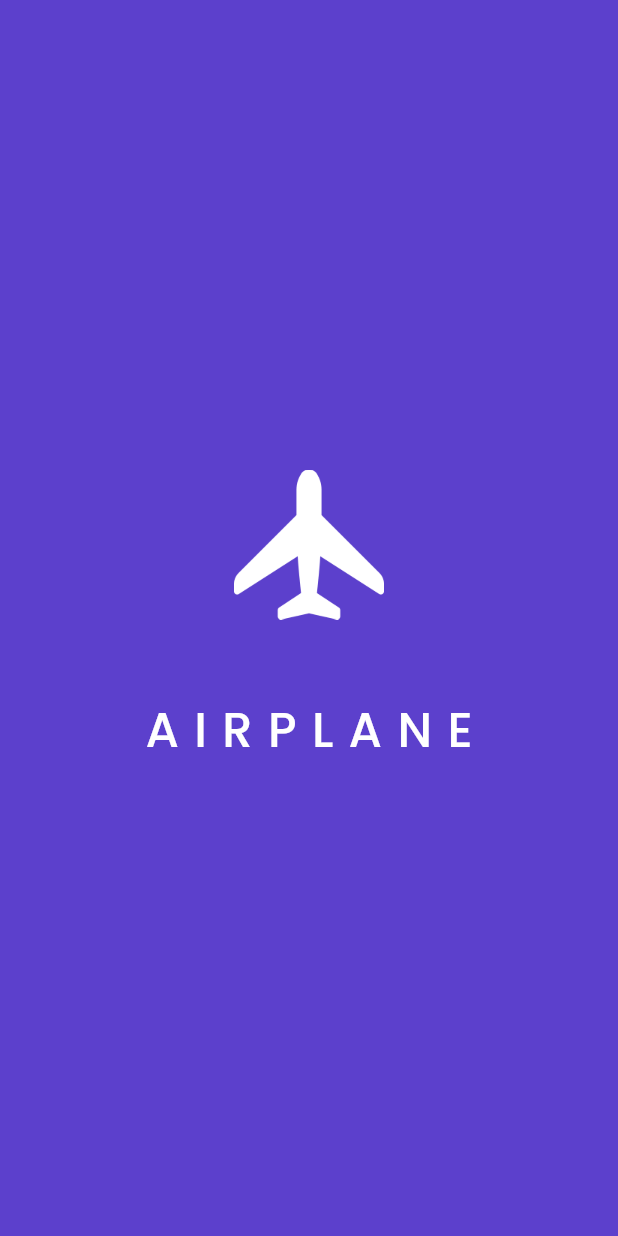
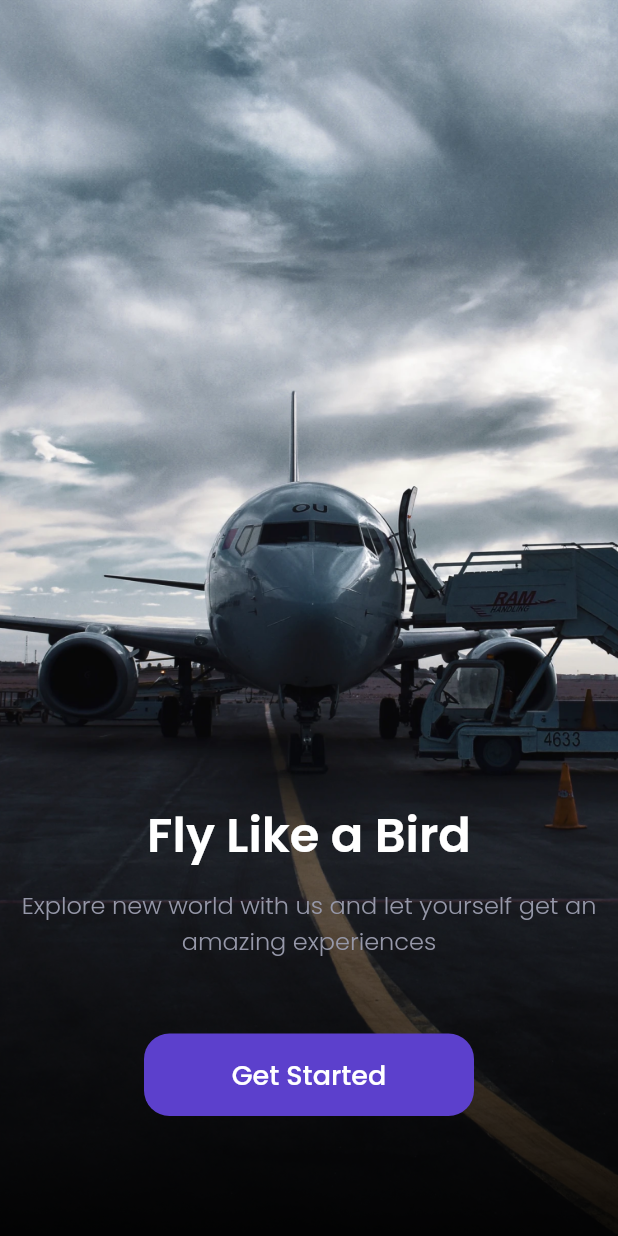
Before and after one commit to irnurzaman/airplane, a Flutter app: the screen it shows after launch, on a phone screen of 412 x 824 dp. Run offline on Flutter 3.47's test engine with Material 2 defaults, Android fonts, the phone set to English and light mode, and no system bars; our stand-ins replace google_fonts.

Commit message:
feat: Add get started page

```diff
--- a/lib/main.dart
+++ b/lib/main.dart
@@ -1,4 +1,4 @@
-import 'package:bwa_airplane/ui/pages/splash.dart';
+import 'package:bwa_airplane/ui/pages/get_started.dart';
 import 'package:flutter/material.dart';
 
 void main() {
@@ -14,7 +14,7 @@ class MyApp extends StatelessWidget {
     return const MaterialApp(
       debugShowCheckedModeBanner: false,
       title: 'Airplane',
-      home: SplashPage(),
+      home: GetStarted(),
     );
   }
 }
--- /dev/null
+++ b/lib/ui/pages/get_started.dart
@@ -0,0 +1,70 @@
+import 'package:bwa_airplane/shared/theme.dart';
+import 'package:flutter/material.dart';
+
+class GetStarted extends StatelessWidget {
+  const GetStarted({Key? key}) : super(key: key);
+
+  @override
+  Widget build(BuildContext context) {
+    return Scaffold(
+      body: Stack(
+        children: [
+          Container(
+            height: double.infinity,
+            width: double.infinity,
+            decoration: const BoxDecoration(
+              image: DecorationImage(
+                  image: AssetImage(
+                    'assets/images/bg.png',
+                  ),
+                  fit: BoxFit.cover),
+            ),
+          ),
+          Center(
+            child: Column(
+              mainAxisAlignment: MainAxisAlignment.end,
+              children: [
+                Text(
+                  'Fly Like a Bird',
+                  style: whiteText.copyWith(fontWeight: semiBold, fontSize: 32),
+                ),
+                const SizedBox(
+                  height: 10,
+                ),
+                Text(
+                  'Explore new world with us and let yourself get an amazing experiences',
+                  style: greyText.copyWith(
+                    fontWeight: light,
+                    fontSize: 16,
+                  ),
+                  textAlign: TextAlign.center,
+                ),
+                Container(
+                  width: 220,
+                  height: 55,
+                  margin: const EdgeInsets.only(top: 50, bottom: 80),
+                  child: TextButton(
+                    onPressed: () {},
+                    style: TextButton.styleFrom(
+                      backgroundColor: purple,
+                      shape: RoundedRectangleBorder(
+                        borderRadius: BorderRadius.circular(17),
+                      ),
+                    ),
+                    child: Text(
+                      'Get Started',
+                      style: whiteText.copyWith(
+                        fontWeight: medium,
+                        fontSize: 18,
+                      ),
+                    ),
+                  ),
+                )
+              ],
+            ),
+          )
+        ],
+      ),
+    );
+  }
+}
```
Also changed, not shown: assets/images/bg.png (renamed from assets/images/splash.png).
